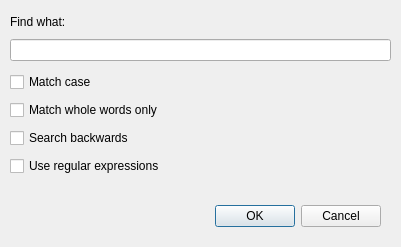
The window that src/FindDialog.ui (Zeex/qawno) describes before a commit, drawn with Qt 5.
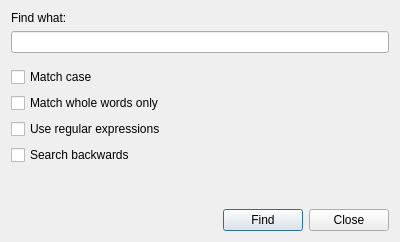
The same window after the commit.

Commit message: Redesign FindDialog and ReplaceDialog

Diff of the .ui file:
```diff
--- a/src/FindDialog.ui
+++ b/src/FindDialog.ui
@@ -6,8 +6,8 @@
    <rect>
     <x>0</x>
     <y>0</y>
-    <width>401</width>
-    <height>247</height>
+    <width>400</width>
+    <height>242</height>
    </rect>
   </property>
   <property name="sizePolicy">
@@ -19,32 +19,30 @@
   <property name="windowTitle">
    <string>Find</string>
   </property>
-  <widget class="QDialogButtonBox" name="buttonBox">
-   <property name="geometry">
-    <rect>
-     <x>40</x>
-     <y>200</y>
-     <width>341</width>
-     <height>32</height>
-    </rect>
-   </property>
-   <property name="orientation">
-    <enum>Qt::Horizontal</enum>
-   </property>
-   <property name="standardButtons">
-    <set>QDialogButtonBox::Cancel|QDialogButtonBox::Ok</set>
-   </property>
-  </widget>
-  <widget class="QWidget" name="layoutWidget_2">
-   <property name="geometry">
-    <rect>
-     <x>10</x>
-     <y>70</y>
-     <width>195</width>
-     <height>108</height>
-    </rect>
-   </property>
-   <layout class="QVBoxLayout" name="verticalLayout_2">
+  <layout class="QVBoxLayout" name="verticalLayout">
+   <item>
+    <widget class="QLabel" name="findWhatLabel">
+     <property name="text">
+      <string>Find what:</string>
+     </property>
+    </widget>
+   </item>
+   <item>
+    <widget class="QLineEdit" name="findWhatEdit"/>
+   </item>
+   <item>
+    <spacer name="verticalSpacer_2">
+     <property name="orientation">
+      <enum>Qt::Vertical</enum>
+     </property>
+     <property name="sizeHint" stdset="0">
+      <size>
+       <width>20</width>
+       <height>10</height>
+      </size>
+     </property>
+    </spacer>
+   </item>
     <item>
      <widget class="QCheckBox" name="matchCase">
       <property name="text">
@@ -59,6 +57,13 @@
       </property>
      </widget>
     </item>
+   <item>
+    <widget class="QCheckBox" name="useRegExp">
+     <property name="text">
+      <string>Use regular expressions</string>
+     </property>
+    </widget>
+   </item>
     <item>
      <widget class="QCheckBox" name="searchBackwards">
       <property name="text">
@@ -67,36 +72,50 @@
      </widget>
     </item>
     <item>
-     <widget class="QCheckBox" name="useRegexp">
-      <property name="text">
-       <string>Use regular expressions</string>
-      </property>
-     </widget>
-    </item>
-   </layout>
-  </widget>
-  <widget class="QWidget" name="layoutWidget">
-   <property name="geometry">
-    <rect>
-     <x>10</x>
-     <y>10</y>
-     <width>381</width>
-     <height>51</height>
-    </rect>
-   </property>
-   <layout class="QVBoxLayout" name="verticalLayout">
+    <spacer name="verticalSpacer">
+     <property name="orientation">
+      <enum>Qt::Vertical</enum>
+     </property>
+     <property name="sizeHint" stdset="0">
+      <size>
+       <width>20</width>
+       <height>40</height>
+      </size>
+     </property>
+    </spacer>
+   </item>
+   <item>
+    <layout class="QHBoxLayout" name="horizontalLayout">
+     <item>
+      <spacer name="horizontalSpacer">
+       <property name="orientation">
+        <enum>Qt::Horizontal</enum>
+       </property>
+       <property name="sizeHint" stdset="0">
+        <size>
+         <width>40</width>
+         <height>20</height>
+        </size>
+       </property>
+      </spacer>
+     </item>
     <item>
-     <widget class="QLabel" name="findWhatLabel">
+      <widget class="QPushButton" name="findButton">
       <property name="text">
-       <string>Find what:</string>
+        <string>Find</string>
       </property>
      </widget>
     </item>
     <item>
-     <widget class="QLineEdit" name="findWhatEdit"/>
-    </item>
-   </layout>
-  </widget>
+      <widget class="QPushButton" name="closeButton">
+       <property name="text">
+        <string>Close</string>
+       </property>
+      </widget>
+     </item>
+    </layout>
+   </item>
+  </layout>
  </widget>
  <resources/>
  <connections>
```
Left out of the diff: 24 changed lines with no effect on the pictures. Lines whose indentation alone changed are shown as unchanged. The commit also changes 7 other files.
